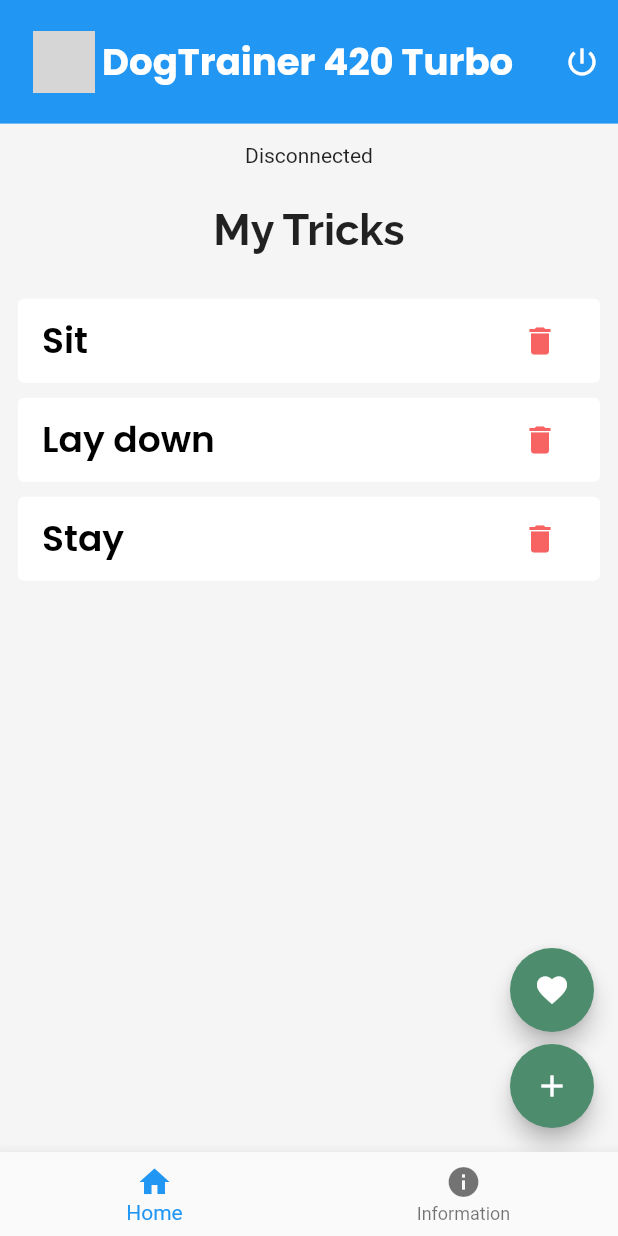
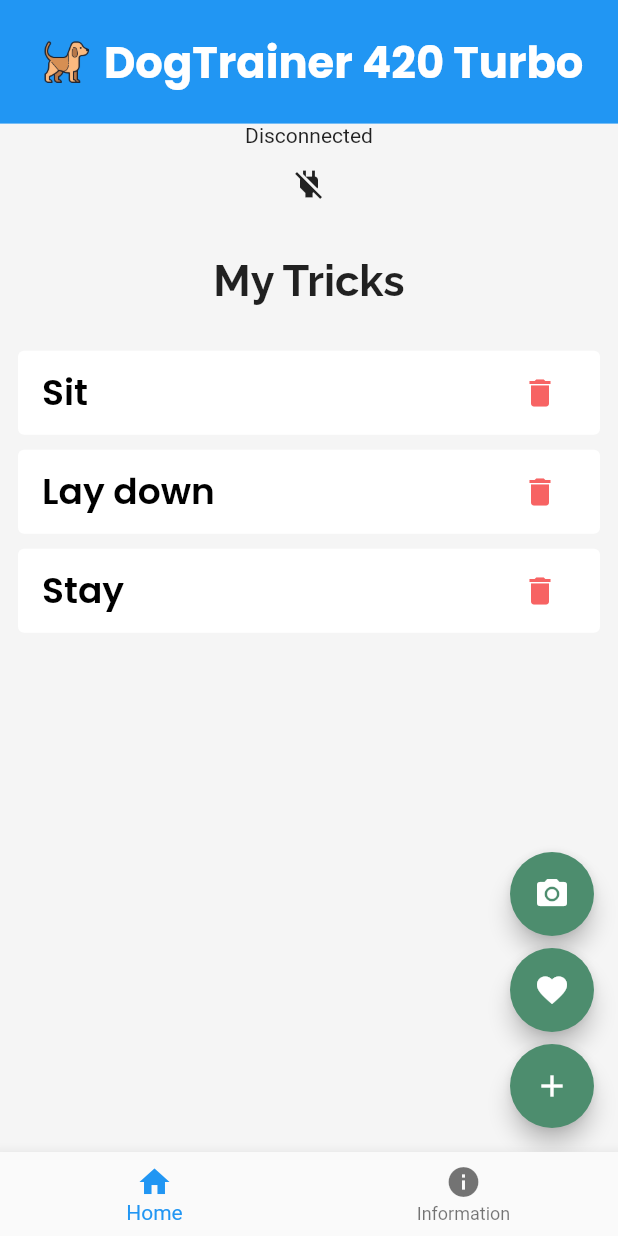
Before and after one commit to PaulinaArvizu/IoT, a Flutter app: the screen it shows after launch, on a phone screen of 412 x 824 dp. Run offline on Flutter 3.47's test engine with Material 2 defaults, Android fonts, the phone set to English and light mode, and no system bars; missing offline and left inert: mqtt_client; grey boxes are pictures that could not be loaded.

Commit message:
Refine MQTT implementation
Turn on camera when pressing button
Update date when releasing treat
Updated messages sent through MQTT

```diff
--- a/dogtrainer_420_turbo/lib/home/home_page.dart
+++ b/dogtrainer_420_turbo/lib/home/home_page.dart
@@ -2,6 +2,7 @@ import 'package:flutter/material.dart';
 import 'package:provider/provider.dart';
 import 'package:dogtrainer_420_turbo/mqtt/state/MQTTAppState.dart';
 import 'package:dogtrainer_420_turbo/mqtt/MQTTManager.dart';
+import 'dart:io' show Platform;
 
 class HomePage extends StatefulWidget {
   const HomePage({Key key}) : super(key: key);
@@ -11,6 +12,8 @@ class HomePage extends StatefulWidget {
 }
 
 class _HomePageState extends State<HomePage> {
+  final String _host = "broker.mqttdashboard.com";
+  final String _topic = "dogtrainer";
   TextEditingController _nameController = TextEditingController();
   bool _isButtonActive = false;
 
@@ -36,6 +39,17 @@ class _HomePageState extends State<HomePage> {
             children: [
               Text(_prepareStateMessageFrom(
                   currentAppState.getAppConnectionState)),
+              state == MQTTAppConnectionState.disconnected
+                  ? IconButton(
+                      icon: Icon(Icons.power_off),
+                      onPressed: _configureAndConnect,
+                    )
+                  : state == MQTTAppConnectionState.connected
+                      ? IconButton(
+                          icon: Icon(Icons.power),
+                          onPressed: _disconnect,
+                        )
+                      : Text(''),
               SizedBox(
                 height: height * 0.10,
                 child: Center(
@@ -68,15 +82,23 @@ class _HomePageState extends State<HomePage> {
         children: [
           FloatingActionButton(
             heroTag: "fab1",
+            onPressed: () => _publishMessage("turn on"),
+            child: Icon(Icons.camera_alt),
+          ),
+          SizedBox(height: 8),
+          FloatingActionButton(
+            heroTag: "fab2",
             onPressed: state == MQTTAppConnectionState.connected
-                ? () =>
-                    _publishMessage("Message from DogTrainer 420 Turbo app <3")
-                : null, //
+                ? () {
+                    _publishMessage("release treat");
+                    appState.updateDate();
+                  }
+                : null,
             child: Icon(Icons.favorite),
           ),
-          const SizedBox(height: 8),
+          SizedBox(height: 8),
           FloatingActionButton(
-            heroTag: "fab2",
+            heroTag: "fab3",
             onPressed: () => _openNewCommandDialog(),
             child: Icon(Icons.add),
           ),
@@ -129,7 +151,6 @@ class _HomePageState extends State<HomePage> {
                   onChanged: (value) {
                     setState(() {
                       _isButtonActive = value.isNotEmpty;
-                      // _isButtonActive = !_isButtonActive;
                     });
                   },
                 ),
@@ -191,7 +212,26 @@ class _HomePageState extends State<HomePage> {
             ],
           );
         });
-  } // Utility functions
+  }
+
+  // Utility functions
+  void _configureAndConnect() {
+    String osPrefix = "Flutter_iOS";
+    if (Platform.isAndroid) {
+      osPrefix = "Flutter_Android";
+    }
+    manager = MQTTManager(
+        host: _host,
+        topic: _topic,
+        identifier: osPrefix,
+        state: currentAppState);
+    manager.initializeMQTTClient();
+    manager.connect();
+  }
+
+  void _disconnect() {
+    manager.disconnect();
+  }
 
   String _prepareStateMessageFrom(MQTTAppConnectionState state) {
     switch (state) {
--- a/dogtrainer_420_turbo/lib/home/navigation.dart
+++ b/dogtrainer_420_turbo/lib/home/navigation.dart
@@ -1,9 +1,5 @@
 import 'package:flutter/material.dart';
 import 'package:dogtrainer_420_turbo/home/home_page.dart';
-import 'package:provider/provider.dart';
-import 'package:dogtrainer_420_turbo/mqtt/state/MQTTAppState.dart';
-import 'package:dogtrainer_420_turbo/mqtt/MQTTManager.dart';
-import 'dart:io' show Platform;
 
 import 'info.dart';
 
@@ -21,18 +17,8 @@ class _NavigationState extends State<Navigation> {
     Info(),
   ];
 
-  final String _host = "broker.mqttdashboard.com";
-  final String _topic = "dogtrainer";
-  MQTTAppState currentAppState;
-  MQTTManager manager;
-
   @override
   Widget build(BuildContext context) {
-    final appState = Provider.of<MQTTAppState>(context);
-    // Keep a reference to the app state.
-    currentAppState = appState;
-    MQTTAppConnectionState state = currentAppState.getAppConnectionState;
-
     double height = MediaQuery.of(context).size.height;
     double width = MediaQuery.of(context).size.width;
 
@@ -40,13 +26,12 @@ class _NavigationState extends State<Navigation> {
       appBar: AppBar(
         centerTitle: true,
         toolbarHeight: height * 0.10,
-        // backgroundColor: background,
         elevation: 0,
         title: Row(
           mainAxisAlignment: MainAxisAlignment.center,
           children: <Widget>[
-            Image.network(
-              "https://air-marketing-assets.s3.amazonaws.com/blog/logo-db/dog-icon/dog-icon-png-1.png",
+            Image.asset(
+              "assets/images/dog-icon.png",
               height: width * 0.10,
             ),
             const SizedBox(width: 5),
@@ -55,24 +40,11 @@ class _NavigationState extends State<Navigation> {
               style: TextStyle(
                 fontFamily: 'Poppins',
                 fontWeight: FontWeight.bold,
-                fontSize: width * 0.06,
+                fontSize: width * 0.07,
               ),
             ),
           ],
         ),
-        actions: [
-          IconButton(
-            icon: Icon(
-              Icons.power_settings_new,
-              color: Colors.white,
-            ),
-            onPressed: state == MQTTAppConnectionState.disconnected
-                ? _configureAndConnect
-                : state == MQTTAppConnectionState.connected
-                    ? _disconnect
-                    : null, //
-          ),
-        ],
       ),
       body: IndexedStack(
         index: _currentPageIndex,
@@ -96,22 +68,4 @@ class _NavigationState extends State<Navigation> {
       ),
     );
   }
-
-  void _configureAndConnect() {
-    String osPrefix = "Flutter_iOS";
-    if (Platform.isAndroid) {
-      osPrefix = "Flutter_Android";
-    }
-    manager = MQTTManager(
-        host: _host,
-        topic: _topic,
-        identifier: osPrefix,
-        state: currentAppState);
-    manager.initializeMQTTClient();
-    manager.connect();
-  }
-
-  void _disconnect() {
-    manager.disconnect();
-  }
 }
--- a/dogtrainer_420_turbo/lib/main.dart
+++ b/dogtrainer_420_turbo/lib/main.dart
@@ -11,16 +11,12 @@ class MyApp extends StatelessWidget {
   // This widget is the root of your application.
   @override
   Widget build(BuildContext context) {
-    /*
-    final MQTTManager manager = MQTTManager(host:'test.mosquitto.org',topic:'flutter/amp/cool',identifier:'ios');
-    manager.initializeMQTTClient();
-
-     */
     return MaterialApp(
+        debugShowCheckedModeBanner: false,
         title: 'DogTrainer 420 Turbo',
         theme: theme,
         home: ChangeNotifierProvider<MQTTAppState>(
-          builder: (_) => MQTTAppState(),
+          create: (_) => MQTTAppState(),
           child: Navigation(),
         ));
   }
--- a/dogtrainer_420_turbo/lib/mqtt/state/MQTTAppState.dart
+++ b/dogtrainer_420_turbo/lib/mqtt/state/MQTTAppState.dart
@@ -1,24 +1,33 @@
-
 import 'package:flutter/cupertino.dart';
 
 enum MQTTAppConnectionState { connected, disconnected, connecting }
-class MQTTAppState with ChangeNotifier{
-  MQTTAppConnectionState _appConnectionState = MQTTAppConnectionState.disconnected;
+
+class MQTTAppState with ChangeNotifier {
+  MQTTAppConnectionState _appConnectionState =
+      MQTTAppConnectionState.disconnected;
   String _receivedText = "";
   String _historyText = "";
+  DateTime _date = DateTime.now();
 
   void setReceivedText(String text) {
     _receivedText = text;
     _historyText = _historyText + '\n' + _receivedText;
     notifyListeners();
   }
+
   void setAppConnectionState(MQTTAppConnectionState state) {
     _appConnectionState = state;
+    notifyListeners();
+  }
+
+  void updateDate() {
+    _date = DateTime.now();
     notifyListeners();
   }
 
   String get getReceivedText => _receivedText;
   String get getHistoryText => _historyText;
   MQTTAppConnectionState get getAppConnectionState => _appConnectionState;
-
+  String get getDate =>
+      '${_date.year}-${_date.month}-${_date.day} at ${_date.hour}:${_date.minute} UTC Timezone';
 }
--- a/dogtrainer_420_turbo/pubspec.yaml
+++ b/dogtrainer_420_turbo/pubspec.yaml
@@ -49,6 +49,7 @@ flutter:
   # To add assets to your application, add an assets section, like this:
   assets:
     - assets/images/background.png
+    - assets/images/dog-icon.png
   #   - images/a_dot_burr.jpeg
   #   - images/a_dot_ham.jpeg
 
```
Also changed, not shown: dogtrainer_420_turbo/lib/home/info.dart (+13 -9 lines), dogtrainer_420_turbo/assets/images/Logo.png (added), dogtrainer_420_turbo/assets/images/dog-icon.png (added), 2 other files.
